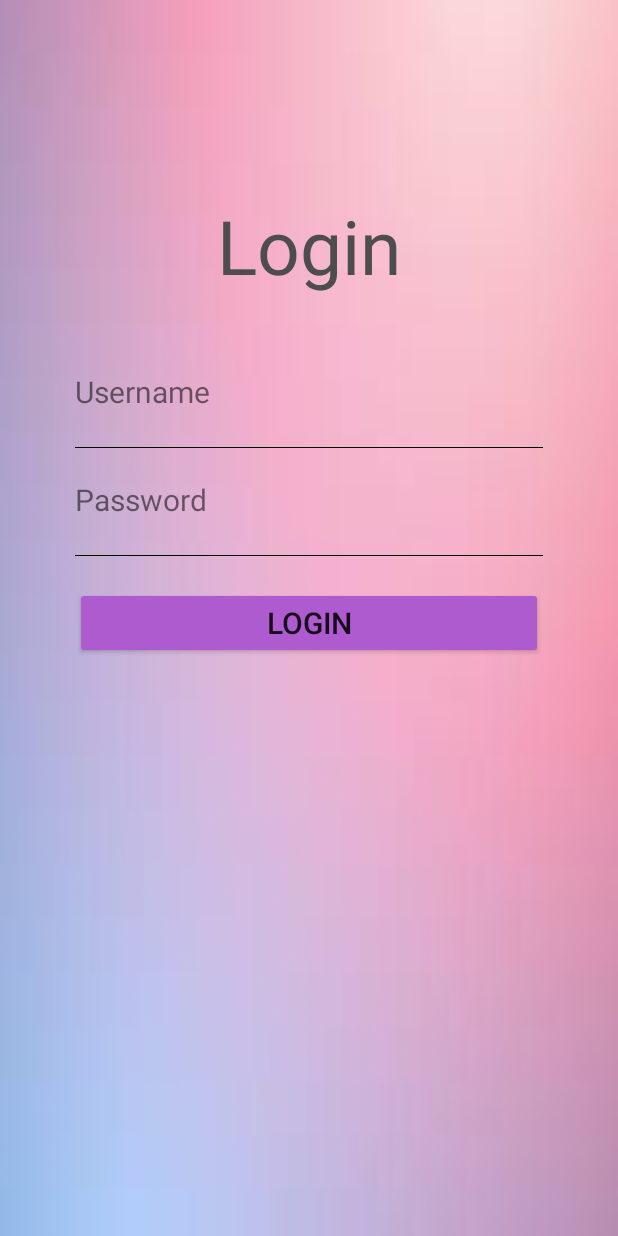
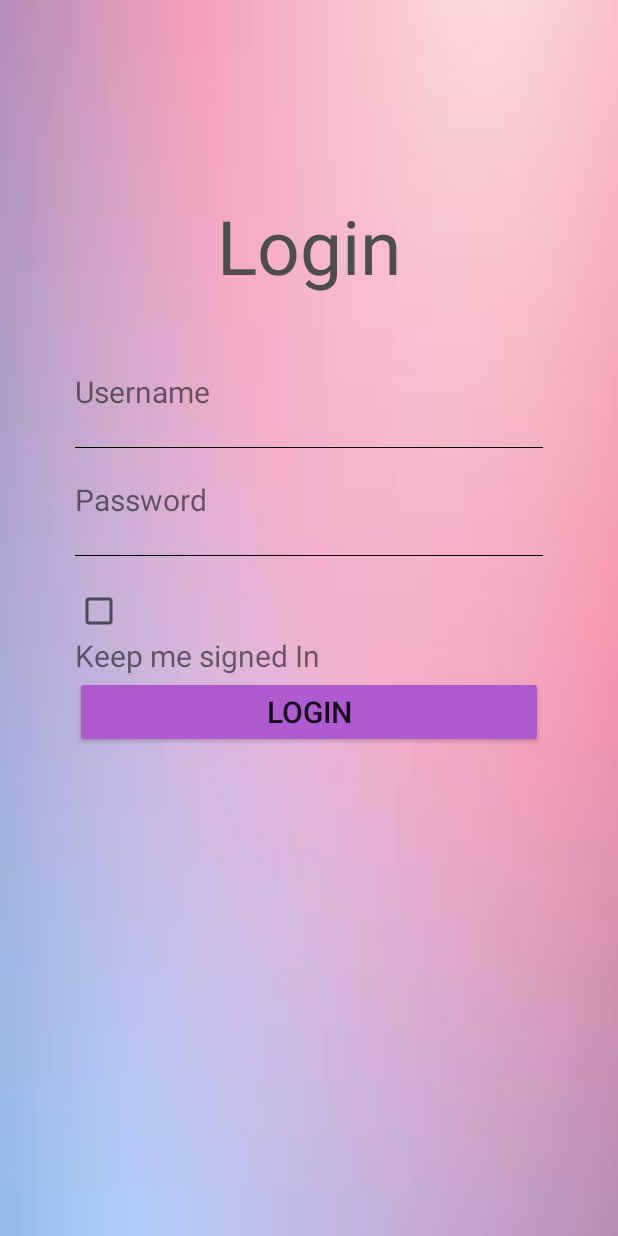
Before and after one commit to SAAD-HAYAT/Android-project, an Android app: the LoginForm screen opened directly, with no data from a screen before it, on a phone screen of 412 x 824 dp. Run offline under Robolectric (Android 15) with nearby library versions, the phone set to English and light mode, and no system bars; our stand-ins replace Room's generated code; 7 statements that could not run were skipped.

```diff
--- a/app/build.gradle
+++ b/app/build.gradle
@@ -32,7 +32,11 @@ android {
 }
 
 dependencies {
-
+    implementation("com.squareup.okhttp3:okhttp")
+    implementation("com.squareup.okhttp3:logging-interceptor")
+    implementation 'com.squareup.retrofit2:retrofit:2.1.0'
+    implementation 'com.google.code.gson:gson:2.6.2'
+    implementation 'com.squareup.retrofit2:converter-gson:2.1.0'
     implementation 'androidx.appcompat:appcompat:1.6.1'
     implementation 'com.google.android.material:material:1.8.0'
     implementation 'androidx.constraintlayout:constraintlayout:2.1.4'
--- a/app/src/main/res/layout/login.xml
+++ b/app/src/main/res/layout/login.xml
@@ -59,6 +59,20 @@
         android:background="@drawable/edittext_bottom_line"
         android:layout_marginBottom="@dimen/form_field_spacing_bottom"
         />
+    <CheckBox
+        android:layout_width="wrap_content"
+        android:layout_height="wrap_content"
+        android:layout_marginLeft="@dimen/form_margin"
+        android:id="@+id/checkbox"
+        />
+    <TextView
+        android:layout_width="match_parent"
+        android:layout_height="wrap_content"
+        android:text="Keep me signed In"
+        android:id="@+id/txtsignedin"
+        android:layout_marginLeft="@dimen/form_margin"
+        android:layout_marginRight="@dimen/form_margin"
+        android:textSize="@dimen/field_size"/>
 
     <Button
         android:layout_width="match_parent"
```
Also changed, not shown: app/src/main/java/com/saad/androidproject/forms/LoginForm.java (+39 -2 lines), app/src/main/java/com/saad/androidproject/forms/Signup.java (+10 -4 lines), app/src/main/java/com/saad/androidproject/retrofit/APIInterface.java (+7 -3 lines).
